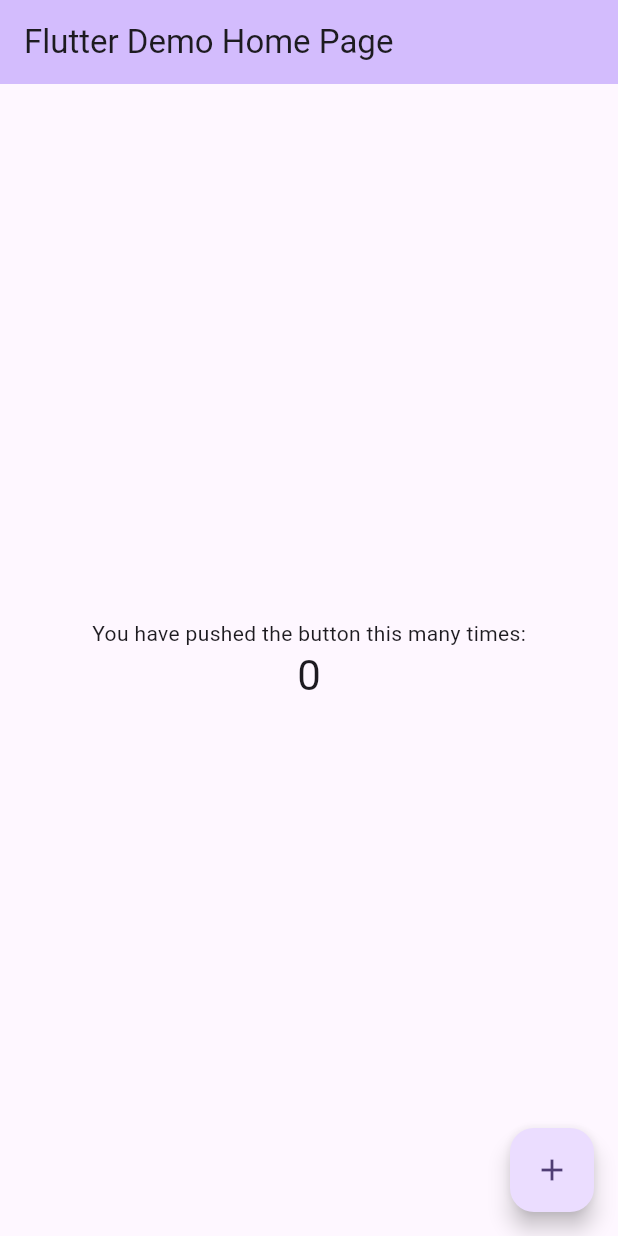
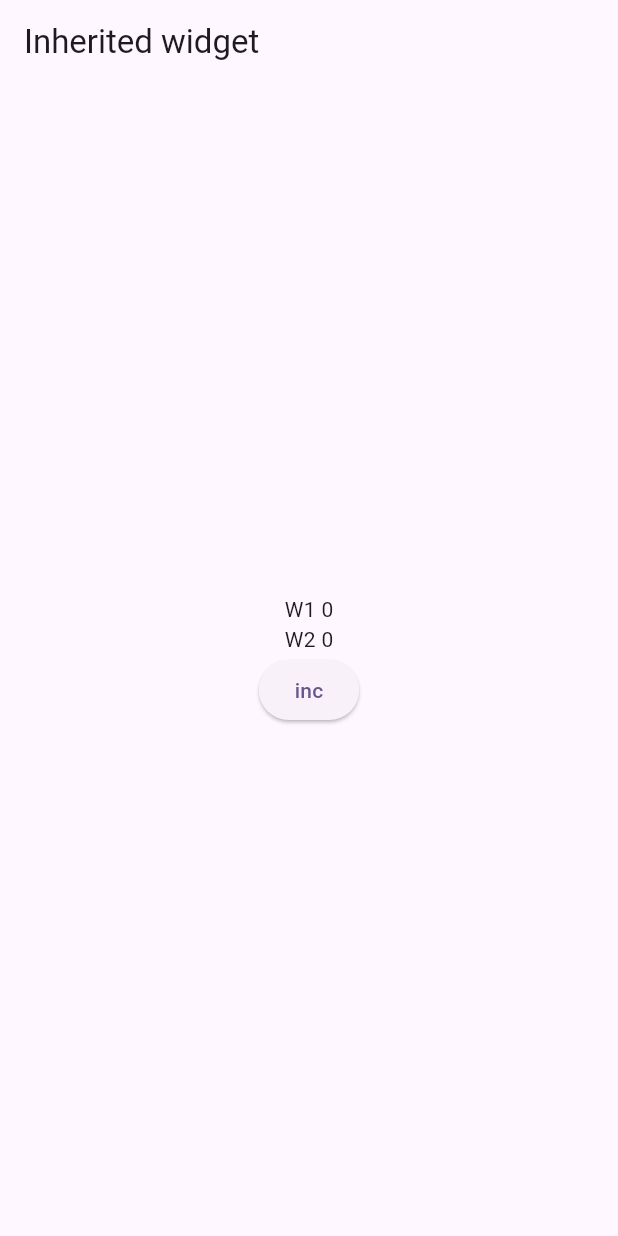
Before and after one commit to Suvisuttikasame/flutter-lab, a Flutter app: the screen it shows after launch, on a phone screen of 412 x 824 dp. Run offline on Flutter 3.47's test engine with Material 3 defaults, Android fonts, the phone set to English and light mode, and no system bars.

Commit message:
- [learn1] inherited widget

```diff
--- a/lib/main.dart
+++ b/lib/main.dart
@@ -1,4 +1,6 @@
 import 'package:flutter/material.dart';
+import 'package:flutter_lab/pages/InheritedWidget/Demo_inherited_page.dart';
+import 'package:flutter_lab/pages/InheritedWidget/Myprovider/my_provider.dart';
 
 void main() {
   runApp(const MyApp());
@@ -10,7 +12,8 @@ class MyApp extends StatelessWidget {
   // This widget is the root of your application.
   @override
   Widget build(BuildContext context) {
-    return MaterialApp(
+    return MyProvider(
+      child: MaterialApp(
         title: 'Flutter Demo',
         theme: ThemeData(
           // This is the theme of your application.
@@ -31,95 +34,8 @@ class MyApp extends StatelessWidget {
           colorScheme: ColorScheme.fromSeed(seedColor: Colors.deepPurple),
           useMaterial3: true,
         ),
-      home: const MyHomePage(title: 'Flutter Demo Home Page'),
+        home: const DemoInheritedWidget(),
+      ),
     );
   }
 }
-
-class MyHomePage extends StatefulWidget {
-  const MyHomePage({super.key, required this.title});
-
-  // This widget is the home page of your application. It is stateful, meaning
-  // that it has a State object (defined below) that contains fields that affect
-  // how it looks.
-
-  // This class is the configuration for the state. It holds the values (in this
-  // case the title) provided by the parent (in this case the App widget) and
-  // used by the build method of the State. Fields in a Widget subclass are
-  // always marked "final".
-
-  final String title;
-
-  @override
-  State<MyHomePage> createState() => _MyHomePageState();
-}
-
-class _MyHomePageState extends State<MyHomePage> {
-  int _counter = 0;
-
-  void _incrementCounter() {
-    setState(() {
-      // This call to setState tells the Flutter framework that something has
-      // changed in this State, which causes it to rerun the build method below
-      // so that the display can reflect the updated values. If we changed
-      // _counter without calling setState(), then the build method would not be
-      // called again, and so nothing would appear to happen.
-      _counter++;
-    });
-  }
-
-  @override
-  Widget build(BuildContext context) {
-    // This method is rerun every time setState is called, for instance as done
-    // by the _incrementCounter method above.
-    //
-    // The Flutter framework has been optimized to make rerunning build methods
-    // fast, so that you can just rebuild anything that needs updating rather
-    // than having to individually change instances of widgets.
-    return Scaffold(
-      appBar: AppBar(
-        // TRY THIS: Try changing the color here to a specific color (to
-        // Colors.amber, perhaps?) and trigger a hot reload to see the AppBar
-        // change color while the other colors stay the same.
-        backgroundColor: Theme.of(context).colorScheme.inversePrimary,
-        // Here we take the value from the MyHomePage object that was created by
-        // the App.build method, and use it to set our appbar title.
-        title: Text(widget.title),
-      ),
-      body: Center(
-        // Center is a layout widget. It takes a single child and positions it
-        // in the middle of the parent.
-        child: Column(
-          // Column is also a layout widget. It takes a list of children and
-          // arranges them vertically. By default, it sizes itself to fit its
-          // children horizontally, and tries to be as tall as its parent.
-          //
-          // Column has various properties to control how it sizes itself and
-          // how it positions its children. Here we use mainAxisAlignment to
-          // center the children vertically; the main axis here is the vertical
-          // axis because Columns are vertical (the cross axis would be
-          // horizontal).
-          //
-          // TRY THIS: Invoke "debug painting" (choose the "Toggle Debug Paint"
-          // action in the IDE, or press "p" in the console), to see the
-          // wireframe for each widget.
-          mainAxisAlignment: MainAxisAlignment.center,
-          children: <Widget>[
-            const Text(
-              'You have pushed the button this many times:',
-            ),
-            Text(
-              '$_counter',
-              style: Theme.of(context).textTheme.headlineMedium,
-            ),
-          ],
-        ),
-      ),
-      floatingActionButton: FloatingActionButton(
-        onPressed: _incrementCounter,
-        tooltip: 'Increment',
-        child: const Icon(Icons.add),
-      ), // This trailing comma makes auto-formatting nicer for build methods.
-    );
-  }
-}
--- /dev/null
+++ b/lib/pages/InheritedWidget/Demo_inherited_page.dart
@@ -0,0 +1,33 @@
+import 'package:flutter/material.dart';
+import 'package:flutter_lab/pages/InheritedWidget/Myprovider/my_provider.dart';
+import 'package:flutter_lab/pages/InheritedWidget/components/widget1.dart';
+import 'package:flutter_lab/pages/InheritedWidget/components/widget2.dart';
+
+class DemoInheritedWidget extends StatelessWidget {
+  const DemoInheritedWidget({
+    super.key,
+  });
+
+  @override
+  Widget build(BuildContext context) {
+    return Scaffold(
+      appBar: AppBar(
+        title: const Text('Inherited widget'),
+      ),
+      body: Center(
+        child: Column(
+          mainAxisAlignment: MainAxisAlignment.center,
+          children: [
+            const W1(),
+            const W2(),
+            Builder(
+              builder: (BuildContext context) => ElevatedButton(
+                  onPressed: () => MyWrapper.of(context).state.plusOne(),
+                  child: const Text('inc')),
+            ),
+          ],
+        ),
+      ),
+    );
+  }
+}
--- /dev/null
+++ b/lib/pages/InheritedWidget/Myprovider/my_provider.dart
@@ -0,0 +1,53 @@
+//MyWrapper widget that inherit InheritedWidget
+import 'package:flutter/material.dart';
+
+class MyWrapper extends InheritedWidget {
+  const MyWrapper({super.key, required this.state, required super.child});
+
+  final MyProviderState state;
+
+  static MyWrapper of(BuildContext context) {
+    final state = context.dependOnInheritedWidgetOfExactType<MyWrapper>();
+    assert(state != null, 'No state found');
+    return state!;
+  }
+
+  @override
+  bool updateShouldNotify(covariant MyWrapper oldWidget) {
+    return true;
+  }
+}
+
+//MyProvider will be child of Mywrapper
+class MyProvider extends StatefulWidget {
+  const MyProvider({
+    super.key,
+    required this.child,
+  });
+
+  final Widget child;
+
+  @override
+  State<MyProvider> createState() => MyProviderState();
+}
+
+class MyProviderState extends State<MyProvider> {
+  //this is where state is stored for any widgets read&write
+  int _count = 0;
+
+  int get count => _count;
+
+  void plusOne() {
+    setState(() {
+      _count++;
+    });
+  }
+
+  @override
+  Widget build(BuildContext context) {
+    return MyWrapper(
+      state: this,
+      child: widget.child,
+    );
+  }
+}
--- /dev/null
+++ b/lib/pages/InheritedWidget/components/widget1.dart
@@ -0,0 +1,12 @@
+import 'package:flutter/material.dart';
+import 'package:flutter_lab/pages/InheritedWidget/Myprovider/my_provider.dart';
+
+class W1 extends StatelessWidget {
+  const W1({super.key});
+
+  @override
+  Widget build(BuildContext context) {
+    final int c = MyWrapper.of(context).state.count;
+    return Text('W1 $c');
+  }
+}
--- /dev/null
+++ b/lib/pages/InheritedWidget/components/widget2.dart
@@ -0,0 +1,12 @@
+import 'package:flutter/material.dart';
+import 'package:flutter_lab/pages/InheritedWidget/Myprovider/my_provider.dart';
+
+class W2 extends StatelessWidget {
+  const W2({super.key});
+
+  @override
+  Widget build(BuildContext context) {
+    final int c = MyWrapper.of(context).state.count;
+    return Text('W2 $c');
+  }
+}
```
Lines whose indentation alone changed are shown as unchanged.
